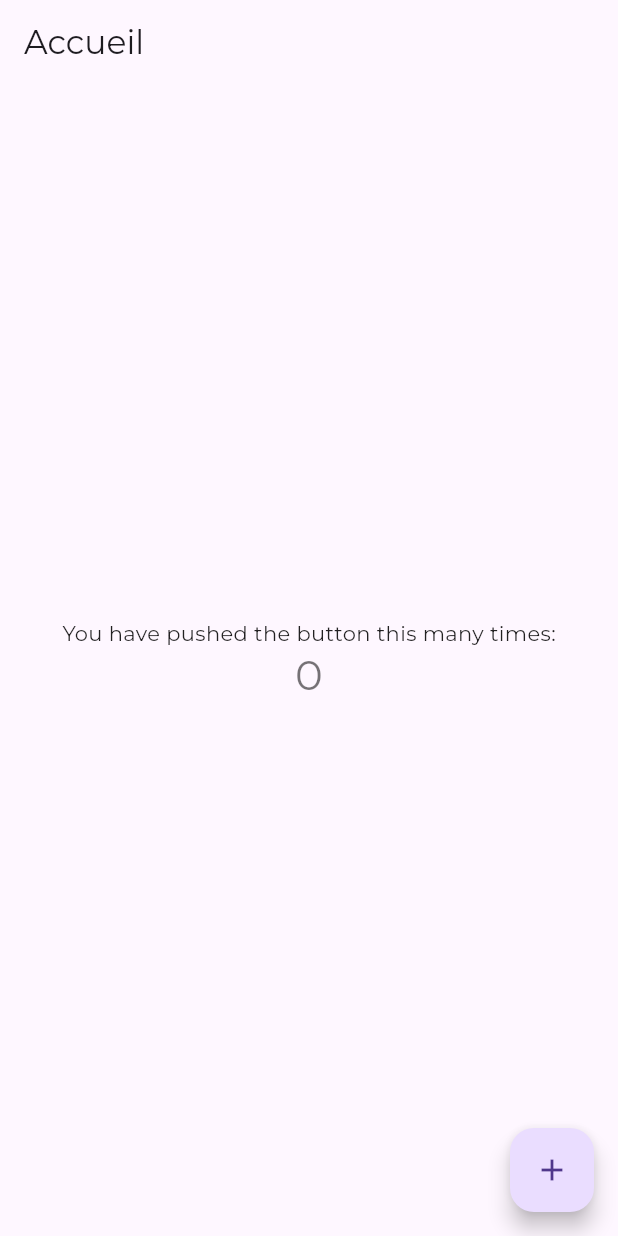
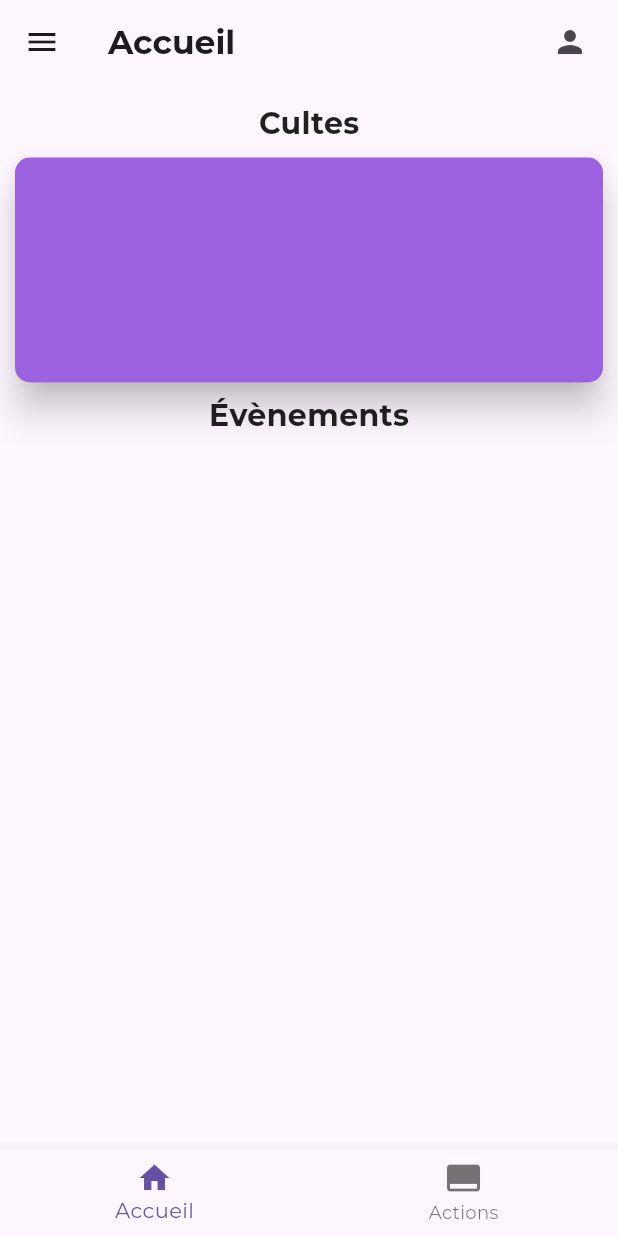
Before and after one commit to regi-gouale/myicclyon, a Flutter app: the screen it shows after launch, on a phone screen of 412 x 824 dp. Run offline on Flutter 3.47's test engine with Material 2 defaults, Android fonts, the phone set to English and light mode, and no system bars; our stand-ins replace firebase_core, google_fonts; accounts and stored records are empty.

Commit message:
Conception de la page d'accueil Ajout d'une session cultes et évènement

```diff
--- a/lib/main.dart
+++ b/lib/main.dart
@@ -2,6 +2,7 @@ import 'package:firebase_core/firebase_core.dart';
 import 'package:flutter/material.dart';
 import 'package:google_fonts/google_fonts.dart';
 import 'package:myicclyon/firebase_options.dart';
+import 'package:myicclyon/src/home_page.dart';
 
 void main() async {
   WidgetsFlutterBinding.ensureInitialized();
@@ -18,12 +19,13 @@ class MyApp extends StatelessWidget {
   Widget build(BuildContext context) {
     return MaterialApp(
       title: 'MyICC Lyon',
+      debugShowCheckedModeBanner: false,
       theme: ThemeData(
         useMaterial3: true,
-        primarySwatch: Colors.blue,
+        primarySwatch: Colors.purple,
         textTheme: GoogleFonts.montserratTextTheme(),
       ),
-      home: const MyHomePage(title: 'Accueil'),
+      home: const HomePage(title: 'Accueil'),
     );
   }
 }
--- /dev/null
+++ b/lib/src/app_bar_component.dart
@@ -0,0 +1,43 @@
+import 'package:flutter/material.dart';
+
+class AppBarComponent extends StatelessWidget implements PreferredSizeWidget {
+  const AppBarComponent({
+    super.key,
+    required this.title,
+  });
+  final String title;
+
+  @override
+  Widget build(BuildContext context) {
+    return AppBar(
+      title: Text(
+        title,
+        style: const TextStyle(
+          fontWeight: FontWeight.bold,
+        ),
+      ),
+      automaticallyImplyLeading: true,
+      leading: Padding(
+        padding: const EdgeInsets.all(8.0),
+        child: IconButton(
+          icon: const Icon(Icons.menu),
+          onPressed: () {},
+        ),
+      ),
+      actions: [
+        Padding(
+          padding: const EdgeInsets.all(8.0),
+          child: IconButton(
+            onPressed: () {},
+            icon: const Icon(
+              Icons.person,
+            ),
+          ),
+        )
+      ],
+    );
+  }
+
+  @override
+  Size get preferredSize => const Size.fromHeight(60);
+}
--- /dev/null
+++ b/lib/src/constants.dart
@@ -0,0 +1,108 @@
+import 'package:flutter/material.dart';
+
+class ColorsConstant {
+  static Color vividPurple = const Color.fromRGBO(0x9b, 0x61, 0xe0, 1);
+  static Color vividCyanBlue = const Color.fromRGBO(0x06, 0x93, 0xe3, 1);
+  static Color paleCyanBlue = const Color.fromRGBO(0x8e, 0xd1, 0xfc, 1);
+  static Color vividGreenCyan = const Color.fromRGBO(0x00, 0xd0, 0x84, 1);
+  static Color lightGreenCyan = const Color.fromRGBO(0x7b, 0xdc, 0xb5, 1);
+  static Color luminousVividAmber = const Color.fromRGBO(0xfc, 0xb9, 0x00, 1);
+  static Color luminousVividOrange = const Color.fromRGBO(0xff, 0x69, 0x00, 1);
+  static Color vividRed = const Color.fromRGBO(0xcf, 0x2e, 0x2e, 1);
+  static Color black = const Color.fromRGBO(0x00, 0x00, 0x00, 1);
+  static Color cyanBluishGray = const Color.fromRGBO(0xab, 0xb8, 0xc3, 1);
+  static Color white = const Color.fromRGBO(0xff, 0xff, 0xff, 1);
+  static Color palePink = const Color.fromRGBO(0xf7, 0x8d, 0xa7, 1);
+  static Color veryLightGray = const Color.fromRGBO(238, 238, 238, 1);
+}
+
+class GradientConstants {
+  static LinearGradient vividCyanBlueToVividPurple = LinearGradient(
+    colors: [
+      ColorsConstant.vividCyanBlue,
+      ColorsConstant.vividPurple,
+    ],
+  );
+  static LinearGradient lightGreenCyanToVividGreenCyan = LinearGradient(
+    colors: [
+      ColorsConstant.lightGreenCyan,
+      ColorsConstant.vividGreenCyan,
+    ],
+  );
+  static LinearGradient luminousVividAmberToluminousVividOrange =
+      LinearGradient(
+    colors: [
+      ColorsConstant.luminousVividAmber,
+      ColorsConstant.luminousVividOrange,
+    ],
+  );
+  static LinearGradient luminousVividOrangeToVividRed = LinearGradient(
+    colors: [
+      ColorsConstant.luminousVividOrange,
+      ColorsConstant.vividRed,
+    ],
+  );
+  static LinearGradient veryLightGrayToCyanBluishGray = LinearGradient(
+    colors: [
+      ColorsConstant.veryLightGray,
+      ColorsConstant.cyanBluishGray,
+    ],
+  );
+  static LinearGradient coolToWarmSpectrum = const LinearGradient(
+    colors: [
+      Color.fromRGBO(74, 234, 220, 1),
+      Color.fromRGBO(151, 120, 209, 1),
+      Color.fromRGBO(207, 42, 186, 1),
+      Color.fromRGBO(238, 44, 130, 1),
+      Color.fromRGBO(251, 105, 98, 1),
+      Color.fromRGBO(254, 248, 76, 1),
+    ],
+  );
+
+  static LinearGradient blushLightPurple = const LinearGradient(
+    colors: [
+      Color.fromRGBO(255, 206, 236, 1),
+      Color.fromRGBO(152, 150, 240, 1),
+    ],
+  );
+  static LinearGradient blushBordeaux = const LinearGradient(
+    colors: [
+      Color.fromRGBO(254, 205, 165, 1),
+      Color.fromRGBO(254, 45, 45, 1),
+      Color.fromRGBO(107, 0, 62, 1),
+    ],
+  );
+  static LinearGradient luminousDusk = const LinearGradient(
+    colors: [
+      Color.fromRGBO(255, 203, 112, 1),
+      Color.fromRGBO(199, 81, 192, 1),
+      Color.fromRGBO(65, 88, 208, 1),
+    ],
+  );
+  static LinearGradient paleOcean = const LinearGradient(
+    colors: [
+      Color.fromRGBO(255, 245, 203, 1),
+      Color.fromRGBO(182, 227, 212, 1),
+      Color.fromRGBO(51, 167, 181, 1),
+    ],
+  );
+  static LinearGradient electricGrass = const LinearGradient(
+    colors: [
+      Color.fromRGBO(202, 248, 128, 1),
+      Color.fromRGBO(113, 206, 126, 1),
+    ],
+  );
+  static LinearGradient midnight = const LinearGradient(
+    colors: [
+      Color.fromRGBO(2, 3, 129, 1),
+      Color.fromRGBO(40, 116, 252, 1),
+    ],
+  );
+}
+
+class FontSizeConstants {
+  static double small = 13;
+  static double medium = 20;
+  static double large = 36;
+  static double xLarge = 42;
+}
--- /dev/null
+++ b/lib/src/home_page.dart
@@ -0,0 +1,84 @@
+import 'package:flutter/foundation.dart';
+import 'package:flutter/material.dart';
+import 'package:myicclyon/src/app_bar_component.dart';
+import 'package:myicclyon/src/constants.dart';
+
+class HomePage extends StatelessWidget {
+  const HomePage({
+    super.key,
+    required this.title,
+  });
+  final String title;
+
+  @override
+  Widget build(BuildContext context) {
+    return Scaffold(
+      appBar: AppBarComponent(title: title),
+      body: SingleChildScrollView(
+        child: Column(
+          children: [
+            SizedBox(
+              child: Padding(
+                padding: const EdgeInsets.all(8.0),
+                child: Text(
+                  "Cultes",
+                  textAlign: TextAlign.left,
+                  style: TextStyle(
+                    fontSize: FontSizeConstants.medium,
+                    fontWeight: FontWeight.bold,
+                  ),
+                ),
+              ),
+            ),
+            Card(
+              elevation: 10,
+              margin: const EdgeInsets.symmetric(horizontal: 10),
+              shape: RoundedRectangleBorder(
+                borderRadius: BorderRadius.circular(10),
+              ),
+              child: InkWell(
+                onTap: () {
+                  if (kDebugMode) {
+                    print("culte d'action de grâces");
+                  }
+                },
+                child: Container(
+                  height: 150,
+                  decoration: BoxDecoration(
+                    borderRadius: BorderRadius.circular(10),
+                    color: ColorsConstant.vividPurple,
+                  ),
+                ),
+              ),
+            ),
+            SizedBox(
+              child: Padding(
+                padding: const EdgeInsets.symmetric(vertical: 8.0),
+                child: Text(
+                  "Évènements",
+                  style: TextStyle(
+                    fontSize: FontSizeConstants.medium,
+                    fontWeight: FontWeight.bold,
+                  ),
+                ),
+              ),
+            ),
+            // GridView.count(crossAxisCount: 2)
+          ],
+        ),
+      ),
+      bottomNavigationBar: BottomNavigationBar(
+        items: const [
+          BottomNavigationBarItem(
+            icon: Icon(Icons.home),
+            label: "Accueil",
+          ),
+          BottomNavigationBarItem(
+            icon: Icon(Icons.call_to_action),
+            label: "Actions",
+          ),
+        ],
+      ),
+    );
+  }
+}
```
Also changed, not shown: lib/src/actions_page.dart (added), 6 other files.
